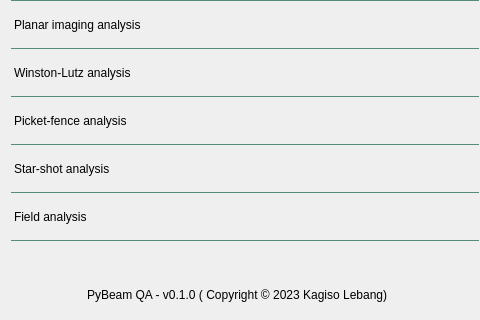
Quantico-Bullet/PyBeam-QA, file ui/qt_ui/appMainWin.ui: the form before one commit; both pictures show x 96 to 576 and y 280 to 600 of the 674 by 600 pixel window.
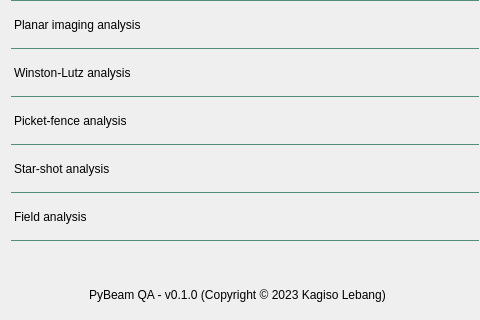
The form after the commit. Icons and pictures are not drawn.

Diff of the .ui file:
```diff
--- a/ui/qt_ui/appMainWin.ui
+++ b/ui/qt_ui/appMainWin.ui
@@ -11,17 +11,11 @@
    </rect>
   </property>
   <property name="sizePolicy">
-   <sizepolicy hsizetype="Preferred" vsizetype="Preferred">
+   <sizepolicy hsizetype="MinimumExpanding" vsizetype="MinimumExpanding">
     <horstretch>0</horstretch>
     <verstretch>0</verstretch>
    </sizepolicy>
   </property>
-  <property name="minimumSize">
-   <size>
-    <width>0</width>
-    <height>600</height>
-   </size>
-  </property>
   <property name="windowTitle">
    <string>MainWindow</string>
   </property>
@@ -1009,7 +1003,7 @@
                  <enum>Qt::Vertical</enum>
                 </property>
                 <property name="sizeType">
-                 <enum>QSizePolicy::Preferred</enum>
+                 <enum>QSizePolicy::Fixed</enum>
                 </property>
                 <property name="sizeHint" stdset="0">
                  <size>
@@ -1022,7 +1016,7 @@
               <item alignment="Qt::AlignHCenter">
                <widget class="QLabel" name="label">
                 <property name="text">
-                 <string>PyBeam QA - v0.1.0 ( Copyright © 2023 Kagiso Lebang)  </string>
+                 <string>PyBeam QA - v0.1.0 (Copyright © 2023 Kagiso Lebang)  </string>
                 </property>
                </widget>
               </item>
```
Left out of the diff: 8 changed lines with no effect on the pictures.
